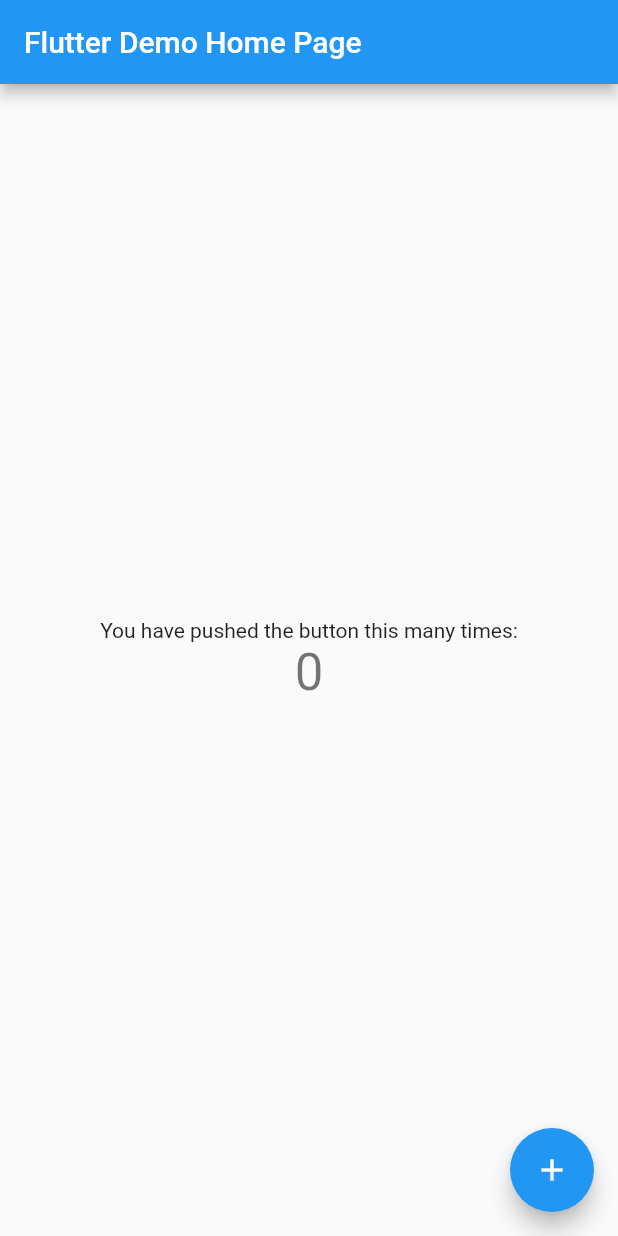
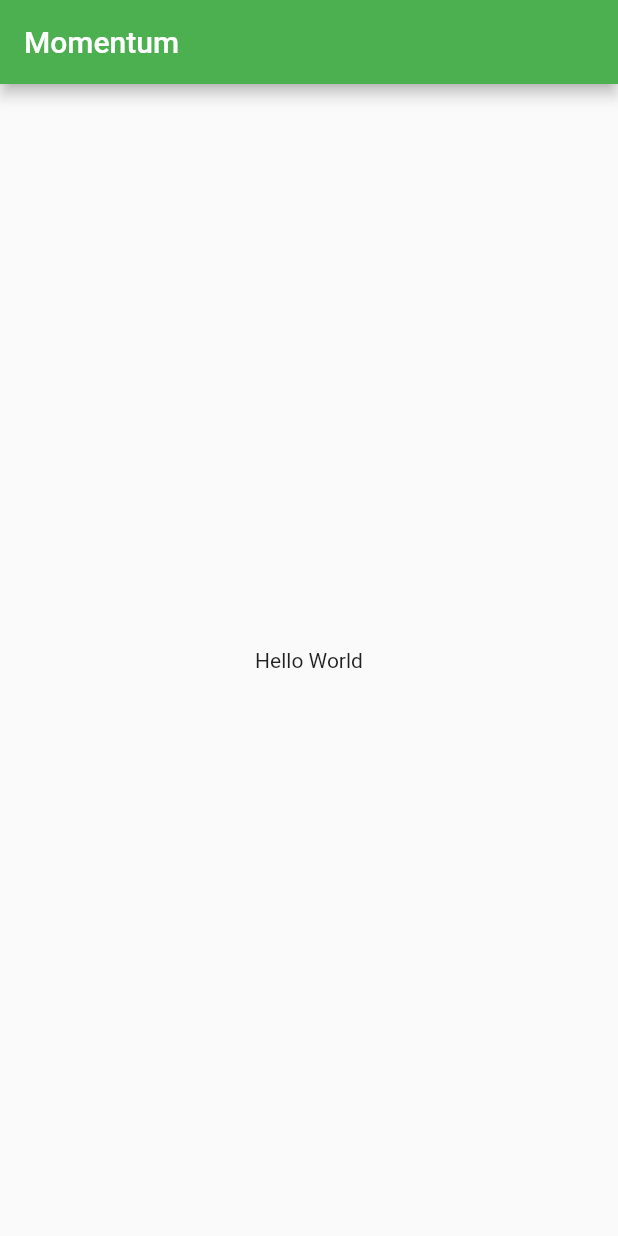
Before and after one commit to Evolve-Incorporated/Momentum, a Flutter app: the screen it shows after launch, on a phone screen of 412 x 824 dp. Run offline on Flutter 3.47's test engine with Material 2 defaults, Android fonts, the phone set to English and light mode, and no system bars.

Commit message:
Clean up the project

```diff
--- /dev/null
+++ b/momentum/lib/homePage.dart
@@ -0,0 +1,31 @@
+import 'package:flutter/material.dart';
+
+class HomePage extends StatefulWidget {
+  HomePage({Key key, this.title}) : super(key: key);
+
+  final String title;
+
+  @override
+  _HomePageState createState() => _HomePageState();
+}
+
+class _HomePageState extends State<HomePage> {
+  @override
+  Widget build(BuildContext context) {
+    return Scaffold(
+      appBar: AppBar(
+        title: Text(widget.title),
+      ),
+      body: Center(
+        child: Column(
+          mainAxisAlignment: MainAxisAlignment.center,
+          children: <Widget>[
+            Text(
+              'Hello World',
+            ),
+          ],
+        ),
+      ),
+    );
+  }
+}
--- a/momentum/lib/main.dart
+++ b/momentum/lib/main.dart
@@ -1,113 +1,20 @@
 import 'package:flutter/material.dart';
 
+import 'homePage.dart';
+
 void main() {
-  runApp(MyApp());
+  runApp(MomentumApp());
 }
 
-class MyApp extends StatelessWidget {
-  // This widget is the root of your application.
+class MomentumApp extends StatelessWidget {
   @override
   Widget build(BuildContext context) {
     return MaterialApp(
-      title: 'Flutter Demo',
+      title: 'Momentum',
       theme: ThemeData(
-        // This is the theme of your application.
-        //
-        // Try running your application with "flutter run". You'll see the
-        // application has a blue toolbar. Then, without quitting the app, try
-        // changing the primarySwatch below to Colors.green and then invoke
-        // "hot reload" (press "r" in the console where you ran "flutter run",
-        // or simply save your changes to "hot reload" in a Flutter IDE).
-        // Notice that the counter didn't reset back to zero; the application
-        // is not restarted.
-        primarySwatch: Colors.blue,
+        primarySwatch: Colors.green,
       ),
-      home: MyHomePage(title: 'Flutter Demo Home Page'),
+      home: HomePage(title: 'Momentum'),
     );
   }
 }
-
-class MyHomePage extends StatefulWidget {
-  MyHomePage({Key key, this.title}) : super(key: key);
-
-  // This widget is the home page of your application. It is stateful, meaning
-  // that it has a State object (defined below) that contains fields that affect
-  // how it looks.
-
-  // This class is the configuration for the state. It holds the values (in this
-  // case the title) provided by the parent (in this case the App widget) and
-  // used by the build method of the State. Fields in a Widget subclass are
-  // always marked "final".
-
-  final String title;
-
-  @override
-  _MyHomePageState createState() => _MyHomePageState();
-}
-
-class _MyHomePageState extends State<MyHomePage> {
-  int _counter = 0;
-
-  void _incrementCounter() {
-    setState(() {
-      // This call to setState tells the Flutter framework that something has
-      // changed in this State, which causes it to rerun the build method below
-      // so that the display can reflect the updated values. If we changed
-      // _counter without calling setState(), then the build method would not be
-      // called again, and so nothing would appear to happen.
-      _counter++;
-    });
-  }
-
-  @override
-  Widget build(BuildContext context) {
-    // This method is rerun every time setState is called, for instance as done
-    // by the _incrementCounter method above.
-    //
-    // The Flutter framework has been optimized to make rerunning build methods
-    // fast, so that you can just rebuild anything that needs updating rather
-    // than having to individually change instances of widgets.
-    return Scaffold(
-      appBar: AppBar(
-        // Here we take the value from the MyHomePage object that was created by
-        // the App.build method, and use it to set our appbar title.
-        title: Text(widget.title),
-      ),
-      body: Center(
-        // Center is a layout widget. It takes a single child and positions it
-        // in the middle of the parent.
-        child: Column(
-          // Column is also a layout widget. It takes a list of children and
-          // arranges them vertically. By default, it sizes itself to fit its
-          // children horizontally, and tries to be as tall as its parent.
-          //
-          // Invoke "debug painting" (press "p" in the console, choose the
-          // "Toggle Debug Paint" action from the Flutter Inspector in Android
-          // Studio, or the "Toggle Debug Paint" command in Visual Studio Code)
-          // to see the wireframe for each widget.
-          //
-          // Column has various properties to control how it sizes itself and
-          // how it positions its children. Here we use mainAxisAlignment to
-          // center the children vertically; the main axis here is the vertical
-          // axis because Columns are vertical (the cross axis would be
-          // horizontal).
-          mainAxisAlignment: MainAxisAlignment.center,
-          children: <Widget>[
-            Text(
-              'You have pushed the button this many times:',
-            ),
-            Text(
-              '$_counter',
-              style: Theme.of(context).textTheme.headline4,
-            ),
-          ],
-        ),
-      ),
-      floatingActionButton: FloatingActionButton(
-        onPressed: _incrementCounter,
-        tooltip: 'Increment',
-        child: Icon(Icons.add),
-      ), // This trailing comma makes auto-formatting nicer for build methods.
-    );
-  }
-}
```
Also changed, not shown: 1 other file.
